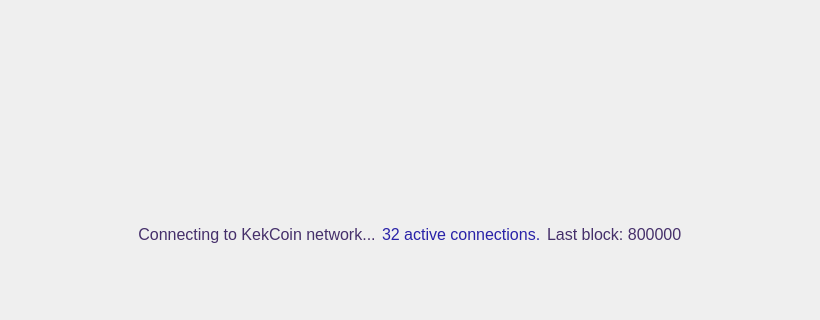
Before: the Qt Designer form src/qt/forms/overviewpage.ui in Kekcoin-Core/kekcoin-segwit, drawn with Qt 5; both pictures show x 0 to 820 and y 314 to 634 of the 820 by 634 pixel window.
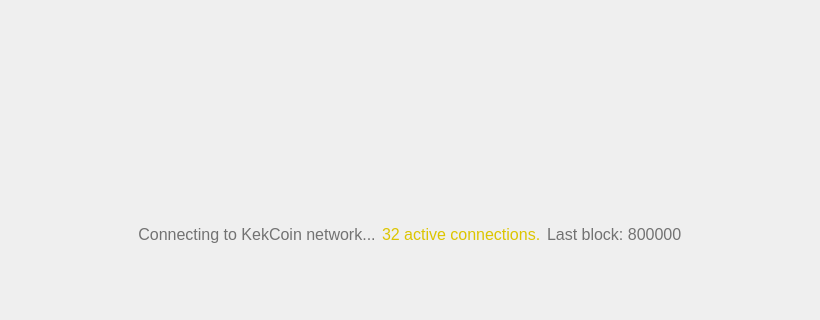
After: the same form once the commit is applied. Custom widgets are drawn as their Qt base class.

Commit message: GUI colour adjustments

The edit to the form file:
```diff
--- a/src/qt/forms/overviewpage.ui
+++ b/src/qt/forms/overviewpage.ui
@@ -1048,7 +1048,7 @@
         </font>
        </property>
        <property name="styleSheet">
-        <string notr="true">color: #452f6a</string>
+        <string notr="true">color: #727272</string>
        </property>
        <property name="text">
         <string>Connecting to KekCoin network...</string>
@@ -1075,7 +1075,7 @@
         <bool>false</bool>
        </property>
        <property name="styleSheet">
-        <string notr="true">color: #2922a8</string>
+        <string notr="true">color: #dcc500</string>
        </property>
        <property name="text">
         <string>32 active connections.</string>
@@ -1099,7 +1099,7 @@
         <bool>false</bool>
        </property>
        <property name="styleSheet">
-        <string notr="true">color: #452f6a</string>
+        <string notr="true">color: #727272</string>
        </property>
        <property name="text">
         <string>Last block: 800000</string>
```
The commit also changes 2 other files.
